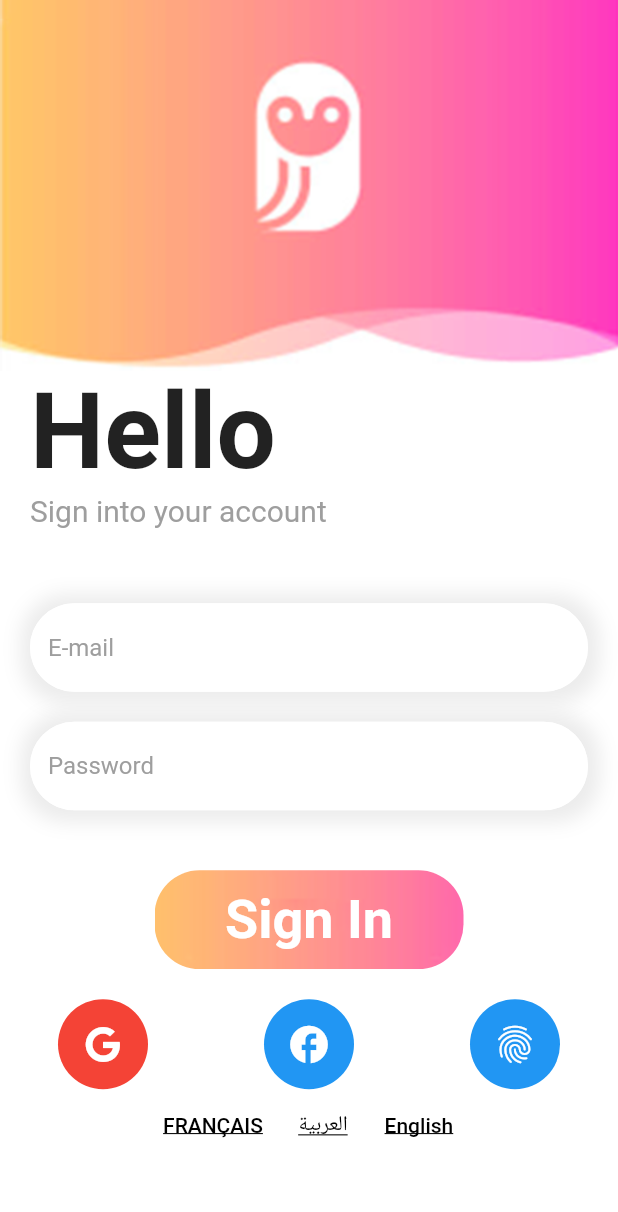
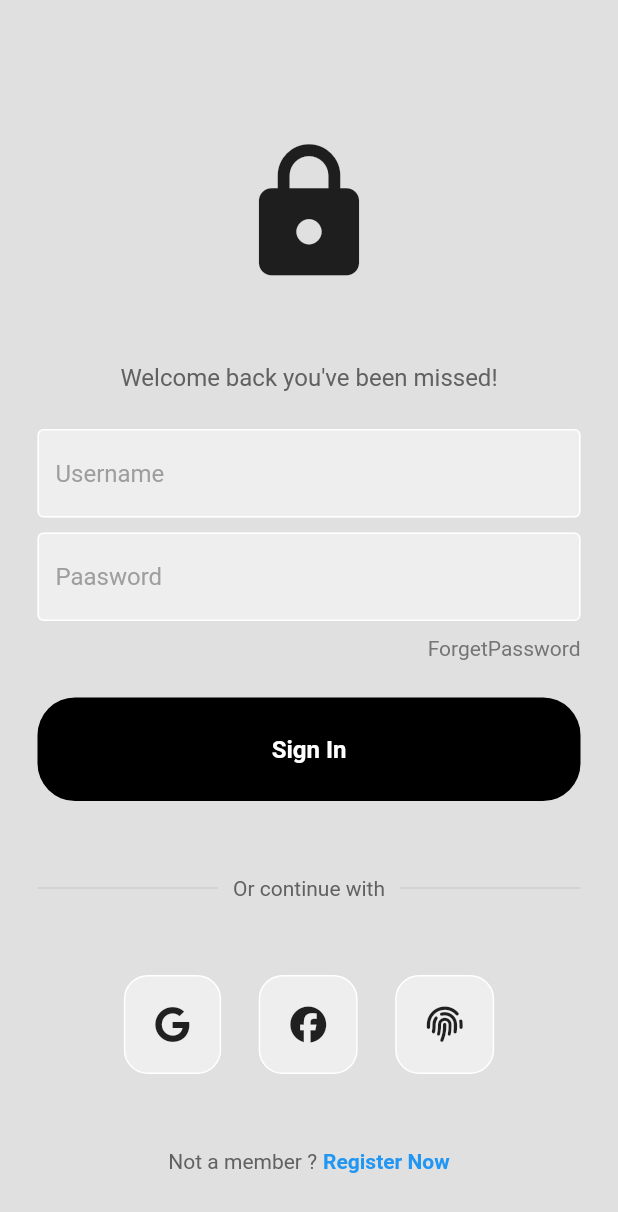
Before and after one commit to youssefbenhissi/expenseManager, a Flutter app: the screen it shows after launch, on a phone screen of 412 x 824 dp. Shown: the top 1212 px of the screen. Run offline on Flutter 3.47's test engine with Material 2 defaults, Android fonts, the light colour scheme and no system bars; drawn by our look-alikes of showcaseview; our stand-ins replace awesome_snackbar_content, firebase_auth, firebase_core, flutter_bloc, font_awesome_flutter, get_it and 5 more; missing offline and left inert: flutter_tawk; accounts and stored records are empty; generated files the repository leaves out were written again.

Commit message:
firebase login and logout

```diff
--- a/lib/home/home_page.dart
+++ b/lib/home/home_page.dart
@@ -1,6 +1,8 @@
 import 'package:awesome_snackbar_content/awesome_snackbar_content.dart';
 import 'package:expense_manager/app_page_injectable.dart';
 import 'package:expense_manager/login/login_page.dart';
+import 'package:expense_manager/login/new_login_page.dart';
+import 'package:firebase_auth/firebase_auth.dart';
 import 'package:flutter/material.dart';
 import 'dart:math';
 
@@ -14,6 +16,7 @@ class HomePage extends StatefulWidget {
 }
 
 class _HomePageState extends State<HomePage> {
+  final user = FirebaseAuth.instance.currentUser!;
   double value = 0.0;
 
   @override
@@ -39,17 +42,18 @@ class _HomePageState extends State<HomePage> {
                 DrawerHeader(
                     child: Column(
                   mainAxisAlignment: MainAxisAlignment.center,
-                  children: const [
-                    CircleAvatar(
+                  children: [
+                    const CircleAvatar(
                       radius: 50.0,
                       backgroundImage: AssetImage("assets/images/profile1.png"),
                     ),
-                    SizedBox(
+                    const SizedBox(
                       height: 10.0,
                     ),
                     Text(
-                      "Youssef",
-                      style: TextStyle(color: Colors.black, fontSize: 20.0),
+                      user.email.toString(),
+                      style:
+                          const TextStyle(color: Colors.black, fontSize: 20.0),
                     ),
                   ],
                 )),
@@ -110,16 +114,20 @@ class _HomePageState extends State<HomePage> {
                         ),
                       ),
                       ListTile(
-                        onTap: () {
+                        onTap: () async {
+                          await FirebaseAuth.instance.signOut().then((value) {
                             Navigator.push(
                               context,
                               MaterialPageRoute(
                                 builder: (context) => ShowCaseWidget(
                                   builder: Builder(
-                                    builder: (context) => const LoginPage()),
+                                      builder: (context) => NewLoginPage()),
                                 ),
                               ),
                             );
+
+                          });
+                           print("logout Successfully");
                         },
                         leading: const Icon(
                           Icons.logout,
--- /dev/null
+++ b/lib/login/auth.dart
@@ -0,0 +1,24 @@
+import 'package:expense_manager/home/home_page.dart';
+import 'package:expense_manager/login/new_login_page.dart';
+import 'package:firebase_auth/firebase_auth.dart';
+import 'package:flutter/material.dart';
+
+class Auth extends StatelessWidget {
+  const Auth({super.key});
+
+  @override
+  Widget build(BuildContext context) {
+    return Scaffold(
+      body: StreamBuilder<User?>(
+        stream: FirebaseAuth.instance.authStateChanges(),
+        builder: (context, snapshot) {
+          if (snapshot.hasData) {
+            return const HomePage();
+          } else {
+            return NewLoginPage();
+          }
+        },
+      ),
+    );
+  }
+}
--- /dev/null
+++ b/lib/login/button.dart
@@ -0,0 +1,33 @@
+import 'package:flutter/material.dart';
+
+class MyButton extends StatelessWidget {
+  final VoidCallback onTap;
+  const MyButton({super.key, required this.onTap});
+
+  @override
+  Widget build(BuildContext context) {
+    return GestureDetector(
+      onTap: onTap,
+      child: Container(
+        padding: const EdgeInsets.all(25),
+        margin: const EdgeInsets.symmetric(horizontal: 25),
+        decoration: BoxDecoration(
+          color: Colors.black,
+          borderRadius: BorderRadius.circular(
+            25,
+          ),
+        ),
+        child: const Center(
+          child: Text(
+            "Sign In",
+            style: TextStyle(
+              color: Colors.white,
+              fontWeight: FontWeight.bold,
+              fontSize: 16,
+            ),
+          ),
+        ),
+      ),
+    );
+  }
+}
--- /dev/null
+++ b/lib/login/new_login_page.dart
@@ -0,0 +1,169 @@
+import 'package:expense_manager/app_page_injectable.dart';
+import 'package:expense_manager/login/button.dart';
+import 'package:expense_manager/login/square_tile.dart';
+import 'package:expense_manager/login/text_field.dart';
+import 'package:firebase_auth/firebase_auth.dart';
+import 'package:flutter/material.dart';
+import 'package:font_awesome_flutter/font_awesome_flutter.dart';
+
+class NewLoginPage extends StatefulWidget {
+  const NewLoginPage({super.key});
+
+  @override
+  State<NewLoginPage> createState() => _NewLoginPageState();
+}
+
+class _NewLoginPageState extends State<NewLoginPage> {
+  final usernameController = TextEditingController();
+
+  final passwordController = TextEditingController();
+
+  void signUserIn() async {
+    showDialog(
+        context: context,
+        builder: (context) {
+          return const Center(
+            child: CircularProgressIndicator(),
+          );
+        });
+    try {
+      await FirebaseAuth.instance.signInWithEmailAndPassword(
+          email: usernameController.text, password: passwordController.text);
+      Navigator.pop(context);
+    } on FirebaseAuthException catch (e) {
+      if (e.code == 'user-not-found') {
+        print('No user found for that email.');
+      } else if (e.code == 'wrong-password') {
+        print('Wrong password provided for that user.');
+      }
+    }
+  }
+
+  @override
+  Widget build(BuildContext context) {
+    return Scaffold(
+      backgroundColor: Colors.grey[300],
+      body: SafeArea(
+        child: Column(
+          mainAxisAlignment: MainAxisAlignment.center,
+          children: [
+            const SizedBox(height: 50),
+            const Icon(
+              Icons.lock,
+              size: 100,
+            ),
+            const SizedBox(height: 50),
+            Text(
+              "Welcome back you've been missed!",
+              style: TextStyle(
+                color: Colors.grey[700],
+                fontSize: 16,
+              ),
+            ),
+            const SizedBox(
+              height: 25,
+            ),
+            LoginPageTextField(
+              controller: usernameController,
+              hintText: "Username",
+              obscureText: false,
+            ),
+            const SizedBox(height: 10),
+            LoginPageTextField(
+              controller: passwordController,
+              hintText: "Paasword",
+              obscureText: true,
+            ),
+            const SizedBox(height: 10),
+            Padding(
+              padding: const EdgeInsets.symmetric(horizontal: 25.0),
+              child: Row(
+                mainAxisAlignment: MainAxisAlignment.end,
+                children: [
+                  Text(
+                    'ForgetPassword',
+                    style: TextStyle(color: Colors.grey[600]),
+                  ),
+                ],
+              ),
+            ),
+            const SizedBox(
+              height: 25,
+            ),
+            MyButton(
+              onTap: () {
+                signUserIn();
+              },
+            ),
+            const SizedBox(height: 50),
+            Padding(
+              padding: const EdgeInsets.symmetric(horizontal: 25.0),
+              child: Row(
+                children: [
+                  Expanded(
+                    child: Divider(
+                      thickness: 0.5,
+                      color: Colors.grey[400],
+                    ),
+                  ),
+                  Padding(
+                    padding: const EdgeInsets.symmetric(horizontal: 10.0),
+                    child: Text(
+                      'Or continue with',
+                      style: TextStyle(color: Colors.grey[700]),
+                    ),
+                  ),
+                  Expanded(
+                    child: Divider(
+                      thickness: 0.5,
+                      color: Colors.grey[400],
+                    ),
+                  ),
+                ],
+              ),
+            ),
+            const SizedBox(height: 50),
+            Row(
+              mainAxisAlignment: MainAxisAlignment.center,
+              children: const [
+                SquareTile(
+                  icon: FontAwesomeIcons.google,
+                ),
+                SizedBox(
+                  width: 25,
+                ),
+                SquareTile(
+                  icon: FontAwesomeIcons.facebook,
+                ),
+                SizedBox(
+                  width: 25,
+                ),
+                SquareTile(
+                  icon: FontAwesomeIcons.fingerprint,
+                )
+              ],
+            ),
+            const SizedBox(height: 50),
+            Row(
+              mainAxisAlignment: MainAxisAlignment.center,
+              children: [
+                Text(
+                  'Not a member ?',
+                  style: TextStyle(color: Colors.grey[700]),
+                ),
+                const SizedBox(
+                  width: 4,
+                ),
+                const Text(
+                  'Register Now',
+                  style: TextStyle(
+                      color: Colors.blue, fontWeight: FontWeight.bold),
+                ),
+              ],
+            )
+          ],
+        ),
+      ),
+    );
+  }
+}
--- /dev/null
+++ b/lib/login/square_tile.dart
@@ -0,0 +1,25 @@
+import 'package:flutter/material.dart';
+import 'package:font_awesome_flutter/font_awesome_flutter.dart';
+
+class SquareTile extends StatelessWidget {
+  final IconData? icon;
+  const SquareTile({
+    super.key,
+    required this.icon,
+  });
+
+  @override
+  Widget build(BuildContext context) {
+    return Container(
+      padding: const EdgeInsets.all(20),
+      decoration: BoxDecoration(
+        border: Border.all(color: Colors.white),
+        borderRadius: BorderRadius.circular(16),
+        color: Colors.grey[200],
+      ),
+      child: FaIcon(
+        icon,
+      ),
+    );
+  }
+}
--- /dev/null
+++ b/lib/login/text_field.dart
@@ -0,0 +1,38 @@
+import 'package:flutter/material.dart';
+
+class LoginPageTextField extends StatelessWidget {
+  final TextEditingController controller;
+  final String hintText;
+  final bool obscureText;
+  const LoginPageTextField({
+    super.key,
+    required this.controller,
+    required this.hintText,
+    required this.obscureText,
+  });
+
+  @override
+  Widget build(BuildContext context) {
+    return Padding(
+      padding: const EdgeInsets.symmetric(horizontal: 25.0),
+      child: TextField(
+        controller: controller,
+        obscureText: obscureText,
+        decoration: InputDecoration(
+          enabledBorder: const OutlineInputBorder(
+            borderSide: BorderSide(color: Colors.white),
+          ),
+          focusedBorder: OutlineInputBorder(
+            borderSide: BorderSide(color: Colors.grey.shade400),
+          ),
+          fillColor: Colors.grey.shade200,
+          filled: true,
+          hintText: hintText,
+          hintStyle: TextStyle(
+            color: Colors.grey[500],
+          ),
+        ),
+      ),
+    );
+  }
+}
--- a/lib/main.dart
+++ b/lib/main.dart
@@ -1,19 +1,29 @@
 import 'package:expense_manager/app_routes_factory.dart';
+import 'package:expense_manager/login/auth.dart';
+import 'package:expense_manager/login/new_login_page.dart';
 import 'package:expense_manager/navigation/navigation.dart';
 import 'package:expense_manager/services/service_locator.dart';
 import 'package:expense_manager/theme/dark_theme.dart';
 import 'package:expense_manager/theme/light_theme.dart';
+import 'package:firebase_auth/firebase_auth.dart';
 import 'package:flutter/material.dart';
 import 'package:flutter_bloc/flutter_bloc.dart';
 import 'package:showcaseview/showcaseview.dart';
-import 'login/login_page.dart';
+import 'package:firebase_core/firebase_core.dart';
+import 'firebase_options.dart';
 import 'l10n/l10n.dart';
 import 'package:provider/provider.dart';
 import 'package:flutter_gen/gen_l10n/app_localizations.dart';
 import 'package:flutter_localizations/flutter_localizations.dart';
 import 'package:expense_manager/provider/locale_provider.dart';
 
-void main() {
+void main() async {
+  WidgetsFlutterBinding.ensureInitialized();
+  await Firebase.initializeApp(options: DefaultFirebaseOptions.currentPlatform);
+  final user = FirebaseAuth.instance.currentUser;
+  if (user != null) {
+    FirebaseAuth.instance.signOut();
+  }
   final locator = ServiceLocator()..config();
 
   runApp(
@@ -56,7 +66,7 @@ class _MyAppState extends State<MyApp> {
             ],
             locale: provider.locale,
             home: ShowCaseWidget(
-              builder: Builder(builder: (context) => const LoginPage()),
+              builder: Builder(builder: (context) => const Auth()),
             ),
           ),
         );
--- a/lib/settings/settings_page.dart
+++ b/lib/settings/settings_page.dart
@@ -1,9 +1,11 @@
 import 'dart:io';
 import 'package:expense_manager/app_page_injectable.dart';
 import 'package:expense_manager/login/login_page.dart';
+import 'package:expense_manager/login/new_login_page.dart';
 import 'package:expense_manager/settings/constants.dart';
 import 'package:expense_manager/settings/select_photo_options_screen.dart';
 import 'package:expense_manager/settings/settings_button.dart';
+import 'package:firebase_auth/firebase_auth.dart';
 import 'package:flutter/cupertino.dart';
 import 'package:flutter/material.dart';
 import 'package:flutter/services.dart';
@@ -193,12 +195,13 @@ class _SettingsScreenState extends State<SettingsScreen> {
                     const SizedBox(height: 10),
                     ListTile(
                       onTap: () {
+                        FirebaseAuth.instance.signOut();
                         Navigator.push(
                           context,
                           MaterialPageRoute(
                             builder: (context) => ShowCaseWidget(
-                              builder: Builder(
-                                  builder: (context) => const LoginPage()),
+                              builder:
+                                  Builder(builder: (context) => NewLoginPage()),
                             ),
                           ),
                         );
--- a/pubspec.yaml
+++ b/pubspec.yaml
@@ -47,6 +47,7 @@ dependencies:
   font_awesome_flutter: ^10.4.0
   getwidget: ^3.1.1
   flutter_tawk: ^0.1.0
+  firebase_auth: ^4.6.3
 dev_dependencies:
   flutter_test:
     sdk: flutter
```
Also changed, not shown: lib/firebase_options.dart (added), pubspec.lock, 8 other files. Lines whose indentation alone changed are shown as unchanged.
